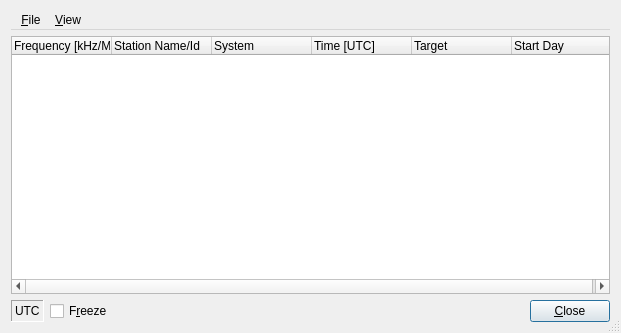
First picture: the form in dream/src/GUI-QT/LiveScheduleWindow.ui, repository mmjee/dream-patched, before the edit.
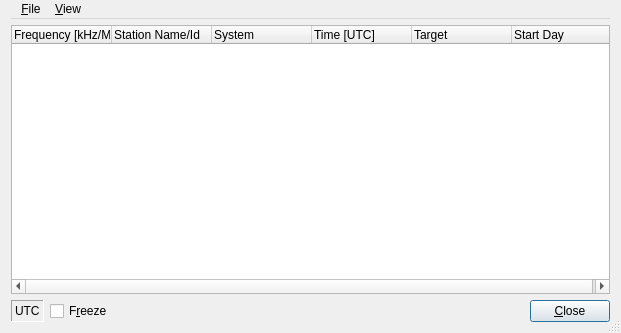
Second picture: the form after the edit. Icons and pictures are not drawn.

Commit message: set top margin to zero

The edit to the form file:
```diff
--- a/dream/src/GUI-QT/LiveScheduleWindow.ui
+++ b/dream/src/GUI-QT/LiveScheduleWindow.ui
@@ -21,6 +21,9 @@
    <bool>true</bool>
   </property>
   <layout class="QVBoxLayout" name="verticalLayout">
+   <property name="topMargin">
+    <number>0</number>
+   </property>
    <item>
     <widget class="QMenuBar" name="menubar">
      <widget class="QMenu" name="menuFile">
```
The commit also changes 1 other file.
